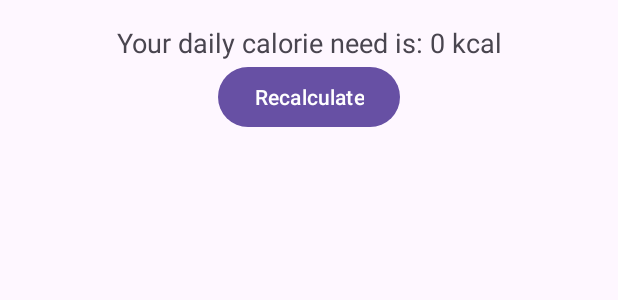
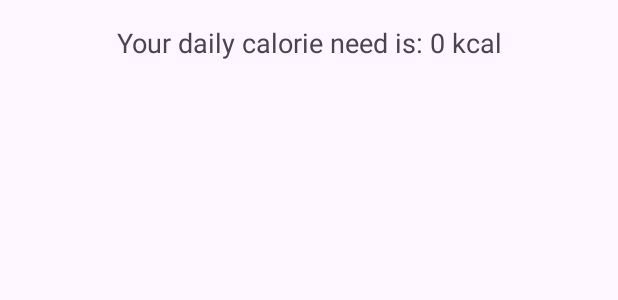
Before and after one commit to emirardagn/project_part_1, an Android app: the layout fragment_result.xml on its own in the app's theme, with its tools: preview values and no code run, on a phone screen of 412 x 824 dp. Shown: the top 300 px of the screen. Run offline under Robolectric (Android 15) with nearby library versions, the phone set to English and light mode, and no system bars.

Commit message:
fragment result button removed

```diff
--- a/app/src/main/java/com/example/novnavex/ResultFragment.kt
+++ b/app/src/main/java/com/example/novnavex/ResultFragment.kt
@@ -31,8 +31,5 @@ class ResultFragment : Fragment() {
 
         binding.textDailyCalories.text = "Your daily calorie need is: $dailyCalories kcal"
 
-        binding.buttonRecalculate.setOnClickListener {
-            findNavController().navigate(R.id.action_ResultFragment_to_CalculatorFragment)
-        }
     }
 }
--- a/app/src/main/res/layout/fragment_result.xml
+++ b/app/src/main/res/layout/fragment_result.xml
@@ -21,14 +21,6 @@
             app:layout_constraintStart_toStartOf="parent"
             app:layout_constraintEnd_toEndOf="parent" />
 
-        <Button
-            android:id="@+id/buttonRecalculate"
-            android:layout_width="wrap_content"
-            android:layout_height="wrap_content"
-            android:text="Recalculate"
-            app:layout_constraintTop_toBottomOf="@id/textDailyCalories"
-            app:layout_constraintStart_toStartOf="parent"
-            app:layout_constraintEnd_toEndOf="parent" />
 
     </androidx.constraintlayout.widget.ConstraintLayout>
 </layout>
```
